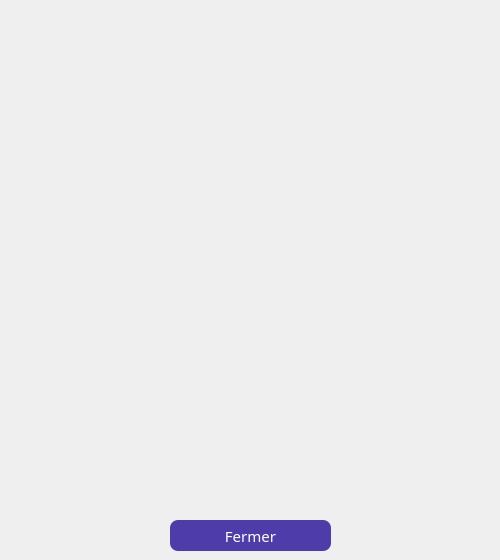
ProjetCPP2A6/2a26-24-25-smart-maintenance-center, file dialog_statistiques.ui: the form before one commit.
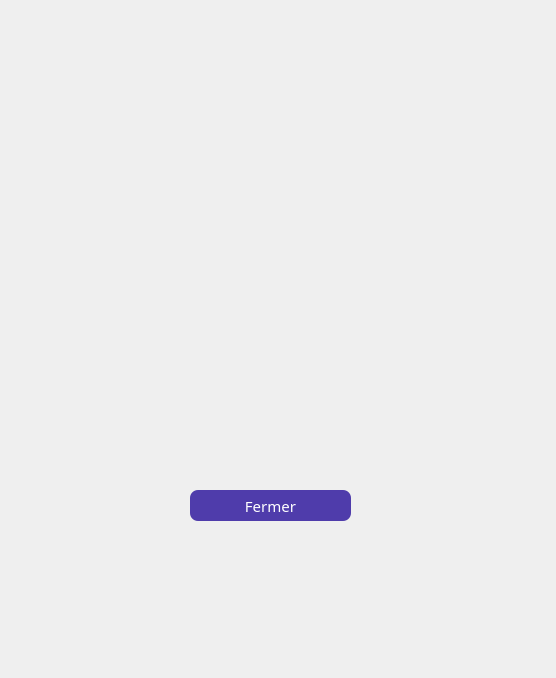
The form after the commit.

The edit to the form file:
```diff
--- a/dialog_statistiques.ui
+++ b/dialog_statistiques.ui
@@ -6,18 +6,34 @@
    <rect>
     <x>0</x>
     <y>0</y>
-    <width>500</width>
-    <height>560</height>
+    <width>556</width>
+    <height>678</height>
    </rect>
   </property>
   <property name="windowTitle">
    <string>Dialog</string>
   </property>
+  <widget class="QLabel" name="label_stats">
+   <property name="geometry">
+    <rect>
+     <x>40</x>
+     <y>40</y>
+     <width>461</width>
+     <height>441</height>
+    </rect>
+   </property>
+   <property name="styleSheet">
+    <string notr="true"/>
+   </property>
+   <property name="text">
+    <string/>
+   </property>
+  </widget>
   <widget class="QPushButton" name="pushButton_Fermer">
    <property name="geometry">
     <rect>
-     <x>170</x>
-     <y>520</y>
+     <x>190</x>
+     <y>490</y>
      <width>161</width>
      <height>31</height>
     </rect>
@@ -42,24 +58,6 @@
     <string>Fermer</string>
    </property>
   </widget>
-  <widget class="QLabel" name="label_stats">
-   <property name="geometry">
-    <rect>
-     <x>0</x>
-     <y>0</y>
-     <width>500</width>
-     <height>500</height>
-    </rect>
-   </property>
-   <property name="styleSheet">
-    <string notr="true"/>
-   </property>
-   <property name="text">
-    <string/>
-   </property>
-  </widget>
-  <zorder>label_stats</zorder>
-  <zorder>pushButton_Fermer</zorder>
  </widget>
  <resources/>
  <connections/>
```
